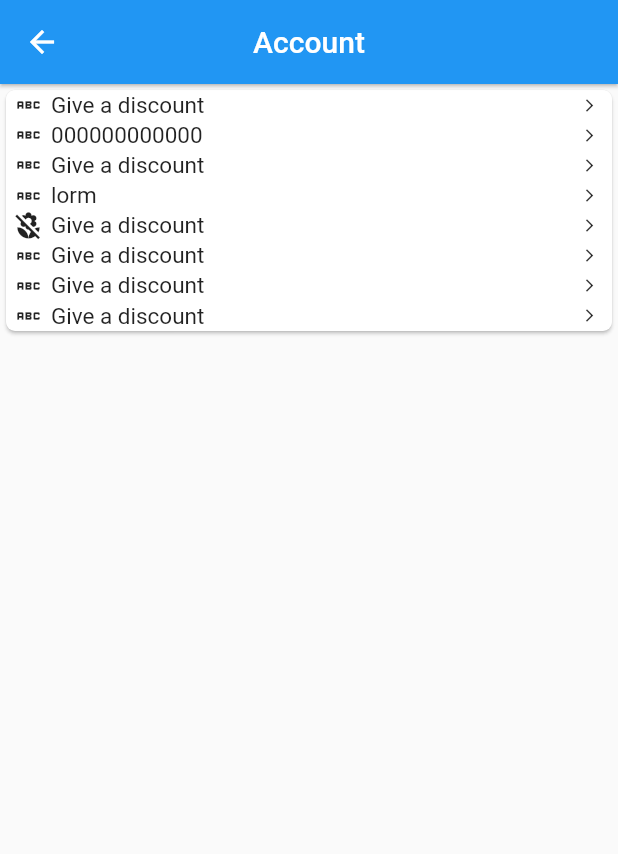
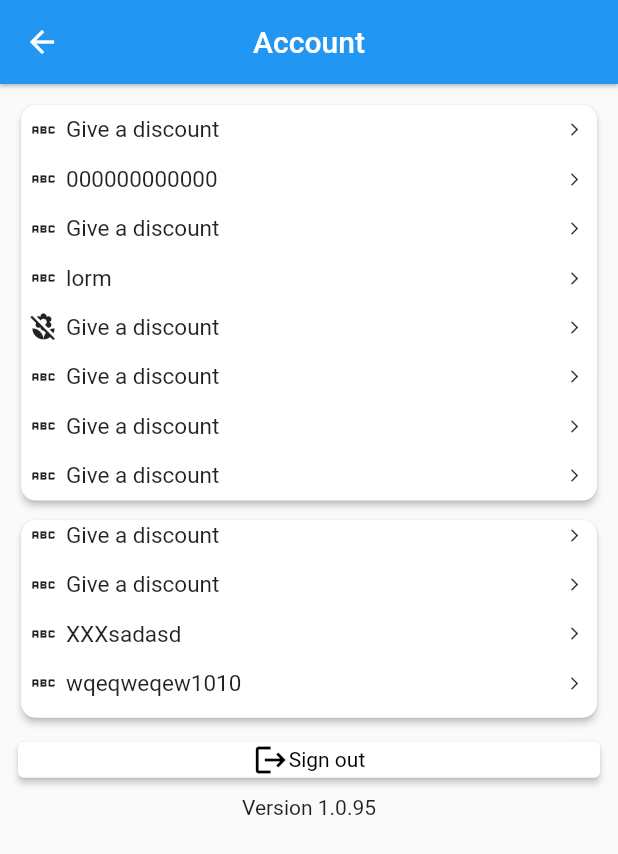
Before and after one commit to MayWist/flutter-food-app, a Flutter app: the Account screen opened by its route, on a phone screen of 412 x 824 dp. Shown: the top 854 px of the screen. Run offline on Flutter 3.47's test engine with Material 2 defaults, Android fonts, the light colour scheme and no system bars; our stand-ins replace curved_navigation_bar, firebase_auth, firebase_core, geolocator, google_maps_flutter, google_sign_in; accounts and stored records are empty; network calls fail.

Commit message:
fix show card

```diff
--- a/lib/repository/googlemap_api.dart
+++ b/lib/repository/googlemap_api.dart
@@ -8,7 +8,6 @@ class MapServices {
     final url =
         'https://maps.googleapis.com/maps/api/geocode/json?latlng=$lat,$lng&key=$apiKey';
     final response = await http.get(Uri.parse(url));
-    // return callApi(response);
 
     if (response.statusCode == 200) {
       final decodedJson = json.decode(response.body);
--- a/lib/view/auth/account.dart
+++ b/lib/view/auth/account.dart
@@ -6,13 +6,63 @@ import 'package:provider/provider.dart';
 
 class Account extends StatelessWidget {
   Account({super.key});
-
   Widget topmenu = ListView.builder(
     itemCount: DUMMULISTSETTING.length,
+    physics: NeverScrollableScrollPhysics(),
     shrinkWrap: true,
     itemBuilder: ((context, index) {
       Choice listsetting = DUMMULISTSETTING[index];
-      return Row(
+
+      return SizedBox(
+        height: MediaQuery.of(context).size.height * 0.04,
+        child: Row(
+          // textBaseline: TextBaseline.ideographic,
+          // mainAxisSize: MainAxisSize.min,
+          mainAxisAlignment: MainAxisAlignment.spaceBetween,
+          children: [
+            Row(
+              children: [
+                Row(
+                  children: [
+                    Padding(
+                      padding: const EdgeInsets.fromLTRB(5, 0, 5, 0),
+                      child: Icon(
+                        listsetting.icon,
+                        size: 20.0,
+                      ),
+                    ),
+                    Text(
+                      listsetting.text,
+                      style: TextStyle(fontSize: 15.0),
+                    ),
+                  ],
+                )
+              ],
+            ),
+            const SizedBox(
+              height: 10,
+              child: Padding(
+                padding: EdgeInsets.fromLTRB(0, 0, 10, 0),
+                child: Icon(
+                  Icons.arrow_forward_ios_sharp,
+                  size: 10.0,
+                ),
+              ),
+            )
+          ],
+        ),
+      );
+    }),
+  );
+  Widget bottommenu = ListView.builder(
+    itemCount: DUMMYLISTSERVICE.length,
+    shrinkWrap: true,
+    physics: NeverScrollableScrollPhysics(),
+    itemBuilder: ((context, index) {
+      Choice listsetting = DUMMYLISTSERVICE[index];
+      return SizedBox(
+        height: MediaQuery.of(context).size.height * 0.04,
+        child: Row(
           crossAxisAlignment: CrossAxisAlignment.baseline,
           textBaseline: TextBaseline.ideographic,
           mainAxisSize: MainAxisSize.min,
@@ -48,56 +98,53 @@ class Account extends StatelessWidget {
               ),
             )
           ],
-      );
-    }),
-  );
-
-  Widget bottommenu = ListView.builder(
-    itemCount: DUMMYLISTSERVICE.length,
-    shrinkWrap: true,
-    itemBuilder: ((context, index) {
-      Choice listsetting = DUMMYLISTSERVICE[index];
-      return Row(
-        crossAxisAlignment: CrossAxisAlignment.baseline,
-        textBaseline: TextBaseline.ideographic,
-        mainAxisSize: MainAxisSize.min,
-        mainAxisAlignment: MainAxisAlignment.spaceBetween,
-        children: [
-          Row(
-            children: [
-              Row(
-                children: [
-                  Padding(
-                    padding: const EdgeInsets.fromLTRB(5, 0, 5, 0),
-                    child: Icon(
-                      listsetting.icon,
-                      size: 20.0,
         ),
-                  ),
-                  Text(
-                    listsetting.text,
-                    style: TextStyle(fontSize: 15.0),
-                  ),
-                ],
-              )
-            ],
-          ),
-          const SizedBox(
-            height: 20,
-            child: Padding(
-              padding: EdgeInsets.fromLTRB(0, 0, 10, 0),
-              child: Icon(
-                Icons.arrow_forward_ios_sharp,
-                size: 10.0,
-              ),
-            ),
-          )
-        ],
       );
     }),
   );
   String version = "1.0.95";
-
+  Widget view = Container(
+    color: Colors.blue,
+    child: ListView(
+      shrinkWrap: true,
+      children: [
+        ListTile(
+          leading: Icon(Icons.settings),
+          title: Text('Group 1'),
+        ),
+        Divider(),
+        ListTile(
+          leading: Icon(Icons.accessibility),
+          title: Text('AAA'),
+        ),
+        ListTile(
+          leading: Icon(Icons.accessibility),
+          title: Text('BBB'),
+        ),
+        ListTile(
+          leading: Icon(Icons.accessibility),
+          title: Text('CCC'),
+        ),
+        ListTile(
+          leading: Icon(Icons.settings),
+          title: Text('Group 2'),
+        ),
+        Divider(),
+        ListTile(
+          leading: Icon(Icons.accessibility),
+          title: Text('111'),
+        ),
+        ListTile(
+          leading: Icon(Icons.accessibility),
+          title: Text('222'),
+        ),
+        ListTile(
+          leading: Icon(Icons.accessibility),
+          title: Text('333'),
+        ),
+      ],
+    ),
+  );
   @override
   Widget build(BuildContext context) {
     AuthenticationViewModel provider =
@@ -110,66 +157,65 @@ class Account extends StatelessWidget {
         centerTitle: true,
         elevation: 1,
       ),
-      body: SingleChildScrollView(
-        child: Column(
+      body: ListView(
         children: [
-            Card(
+          Padding(
+            padding: const EdgeInsets.fromLTRB(10, 10, 10, 5),
+            child: Card(
               shape: RoundedRectangleBorder(
-                borderRadius: BorderRadius.circular(6.0),
+                borderRadius: BorderRadius.circular(10.0),
               ),
-              elevation: 1,
+              elevation: 2,
               child: topmenu,
             ),
-            // Expanded(
-            //   child: Card(
-            //     shape: RoundedRectangleBorder(
-            //       borderRadius: BorderRadius.circular(6.0),
-            //     ),
-            //     elevation: 1,
-            //     child: bottommenu,
-            //   ),
-            // ),
-            // const SizedBox(
-            //   height: 10,
-            // ),
-            // Container(
-            //   width: double.infinity,
-            //   padding: EdgeInsets.all(5.0),
-            //   alignment: Alignment.center,
-            //   child: InkWell(
-            //     onTap: () {
-            //       provider.signOut(context);
-            //       Navigator.pushNamedAndRemoveUntil(
-            //           context, "/BottomNavBar", (route) => false);
-            //     },
-            //     child: Card(
-            //         elevation: 2,
-            //         child: Row(
-            //           mainAxisAlignment: MainAxisAlignment.center,
-            //           crossAxisAlignment: CrossAxisAlignment.center,
-            //           children: [
-            //             Row(
-            //               children: [
-            //                 Icon(
-            //                   Icons.logout,
-            //                   color: Colors.black,
-            //                 ),
-            //                 Text("Sign out",
-            //                     style: TextStyle(
-            //                       color: Colors
-            //                           .black, // set the text color to blue
-            //                     )),
-            //               ],
-            //             ),
-            //           ],
-            //         )),
-            //   ),
-            // ),
-            // Text(
-            //   "Version $version",
-            // ),
+          ),
+          Padding(
+            padding: const EdgeInsets.fromLTRB(10, 0, 10, 0),
+            child: Card(
+              shape: RoundedRectangleBorder(
+                borderRadius: BorderRadius.circular(10.0),
+              ),
+              elevation: 2,
+              child: bottommenu,
+            ),
+          ),
+          Container(
+            width: double.infinity,
+            padding: EdgeInsets.all(8.0),
+            alignment: Alignment.center,
+            child: InkWell(
+              onTap: () {
+                provider.signOut(context);
+              },
+              child: Card(
+                  elevation: 2,
+                  child: Row(
+                    mainAxisAlignment: MainAxisAlignment.center,
+                    crossAxisAlignment: CrossAxisAlignment.center,
+                    children: [
+                      Row(
+                        children: [
+                          const Icon(
+                            Icons.logout,
+                            color: Colors.black,
+                          ),
+                          const Text("Sign out",
+                              style: TextStyle(
+                                color:
+                                    Colors.black, // set the text color to blue
+                              )),
                         ],
                       ),
+                    ],
+                  )),
+            ),
+          ),
+          Align(
+            child: Text(
+              "Version $version",
+            ),
+          ),
+        ],
       ),
     );
   }
--- a/lib/viewmodels/bottomnav_provider.dart
+++ b/lib/viewmodels/bottomnav_provider.dart
@@ -2,7 +2,8 @@ import 'package:flutter/material.dart';
 
 class BottomNavProvider with ChangeNotifier {
   int _currentIndex = 0;
-  void updateIndex(BuildContext context, int index) {
+
+  void updateIndex(int index) {
     _currentIndex = index;
     notifyListeners();
   }
```
Also changed, not shown: lib/view/auth/sign_in.dart (+7 -0 lines), lib/view/bottomnavbar.dart (+11 -14 lines), lib/view/home.dart (+31 -8 lines), lib/viewmodels/authentication.dart (+26 -3 lines), 1 other file. Lines whose indentation alone changed are shown as unchanged.
